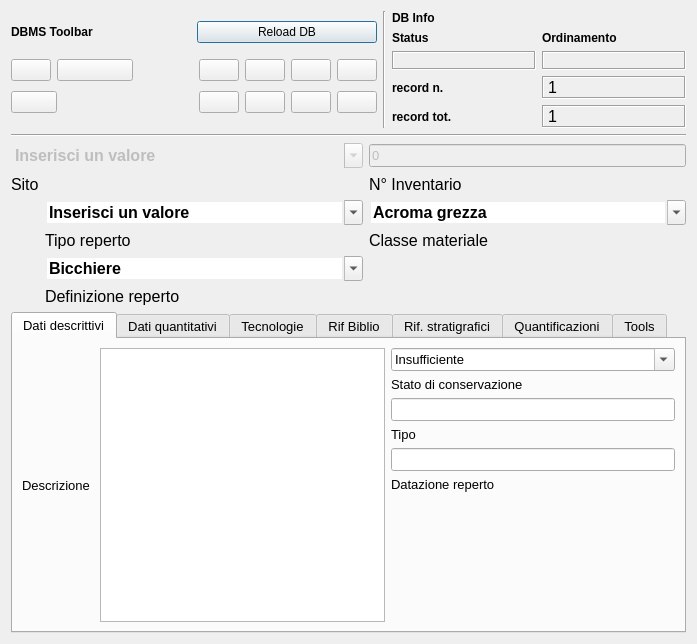
pyarchinit/pyarchinit_218, file pyarchinit_dev20130710/modules/gui/pyarchinit_inventario_reperti_ui.ui: the form before one commit.
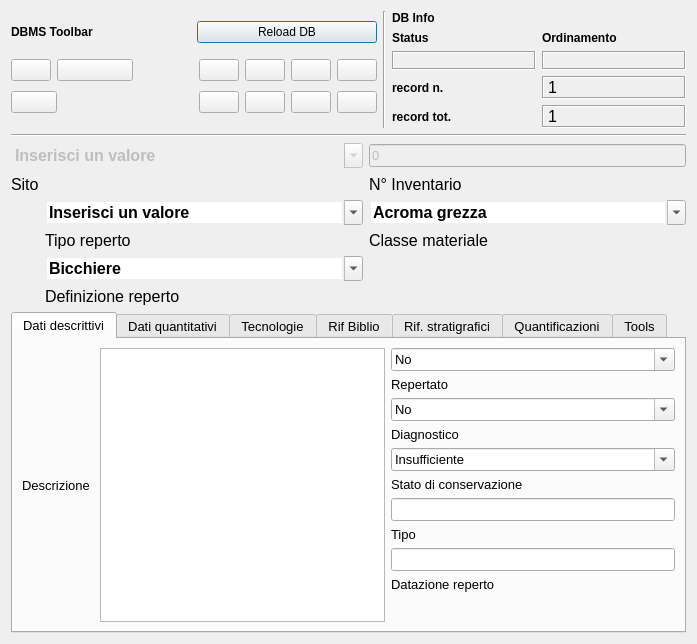
The form after the commit. Icons and pictures are not drawn. Custom widgets are drawn as their Qt base class.

Commit message:
Scheda Materiali campo repertato e diangostico
Aggiunti il campo repertato e diagnostico

```diff
--- a/pyarchinit_dev20130710/modules/gui/pyarchinit_inventario_reperti_ui.ui
+++ b/pyarchinit_dev20130710/modules/gui/pyarchinit_inventario_reperti_ui.ui
@@ -891,6 +891,64 @@
            </item>
            <item>
             <layout class="QVBoxLayout" name="verticalLayout_2">
+             <item>
+              <widget class="QComboBox" name="comboBox_repertato">
+               <property name="editable">
+                <bool>true</bool>
+               </property>
+               <item>
+                <property name="text">
+                 <string>No</string>
+                </property>
+               </item>
+               <item>
+                <property name="text">
+                 <string>Si</string>
+                </property>
+               </item>
+               <item>
+                <property name="text">
+                 <string/>
+                </property>
+               </item>
+              </widget>
+             </item>
+             <item>
+              <widget class="QLabel" name="label_30">
+               <property name="text">
+                <string>Repertato</string>
+               </property>
+              </widget>
+             </item>
+             <item>
+              <widget class="QComboBox" name="comboBox_diagnostico">
+               <property name="editable">
+                <bool>true</bool>
+               </property>
+               <item>
+                <property name="text">
+                 <string>No</string>
+                </property>
+               </item>
+               <item>
+                <property name="text">
+                 <string>Si</string>
+                </property>
+               </item>
+               <item>
+                <property name="text">
+                 <string/>
+                </property>
+               </item>
+              </widget>
+             </item>
+             <item>
+              <widget class="QLabel" name="label_31">
+               <property name="text">
+                <string>Diagnostico</string>
+               </property>
+              </widget>
+             </item>
              <item>
               <widget class="QComboBox" name="comboBox_conservazione">
                <property name="font">
```
Left out of the diff: 56 changed lines with no effect on the pictures. The commit also changes 31 other files.
